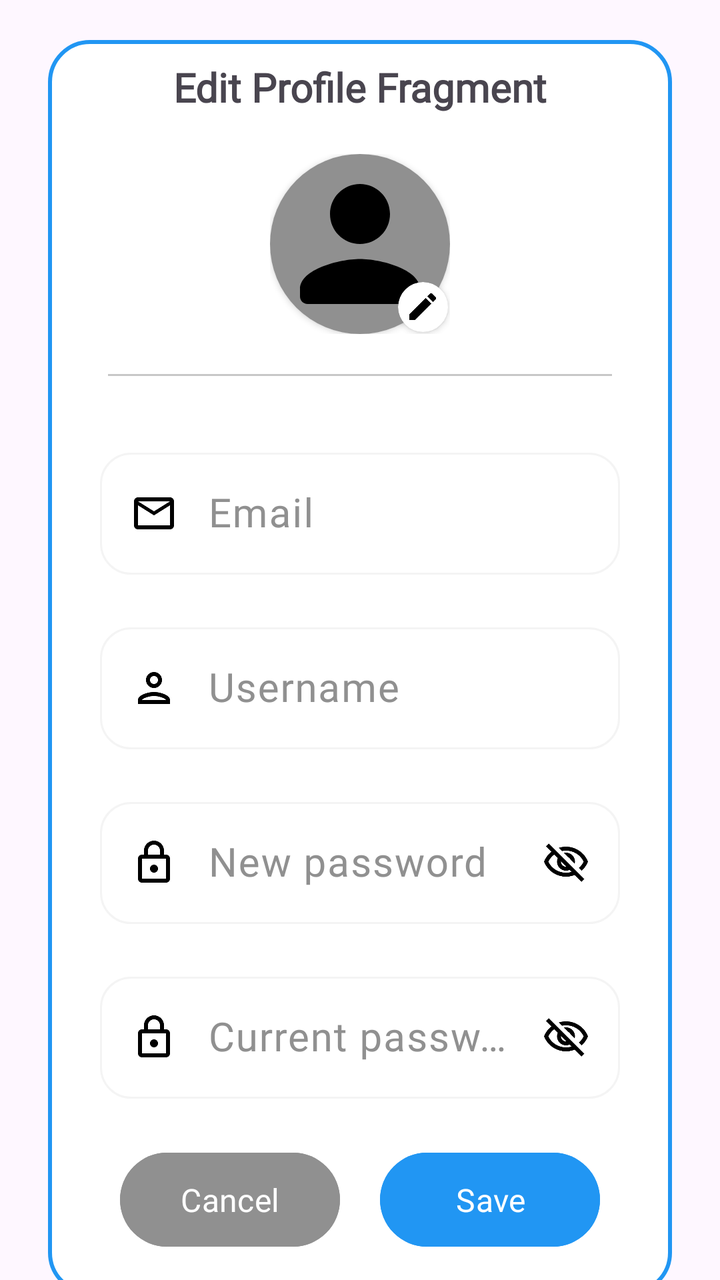
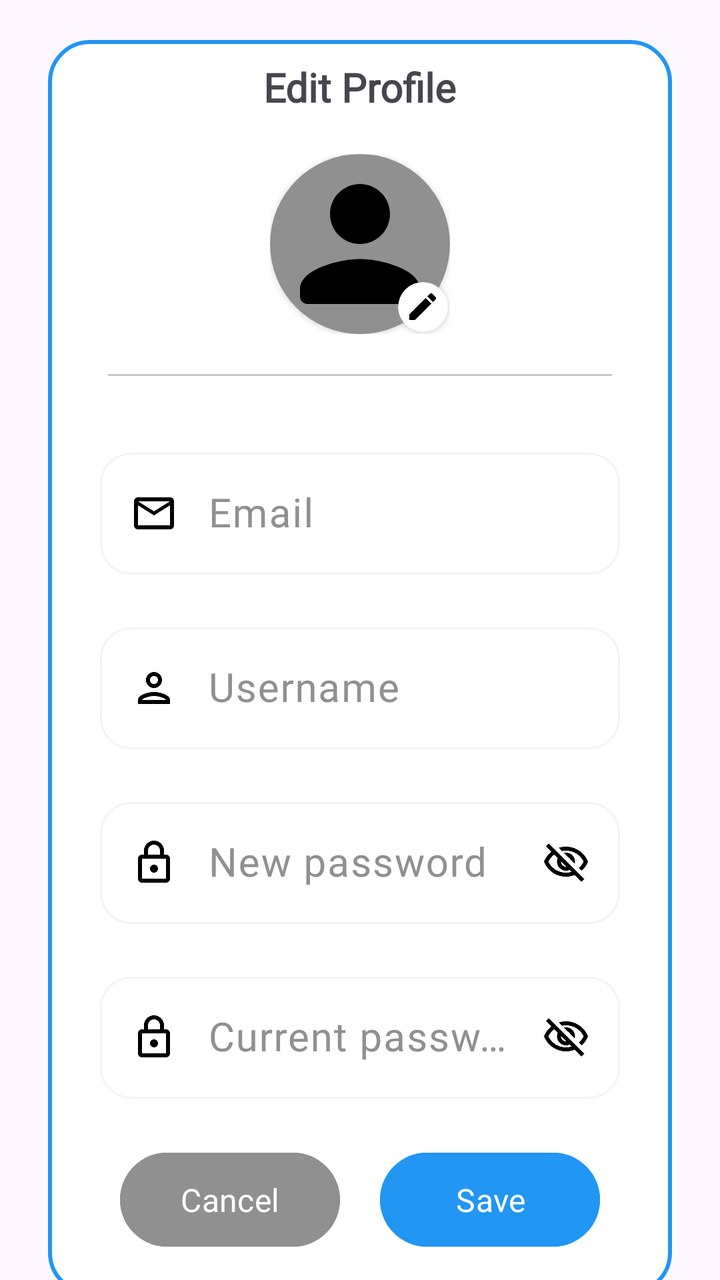

Compare the two renders of this Android layout. The source of the first and the diff that turns it into the second are given below.
<!-- AndroidManifest.xml: application theme Theme.StyleWIZ_vol2 -->
<!-- res/layout/fragment_edit_profile.xml -->
<?xml version="1.0" encoding="utf-8"?>
<androidx.constraintlayout.widget.ConstraintLayout xmlns:android="http://schemas.android.com/apk/res/android"
    xmlns:tools="http://schemas.android.com/tools"
    android:layout_width="match_parent"
    android:layout_height="match_parent"
    xmlns:app="http://schemas.android.com/apk/res-auto"
    tools:context=".EditProfileFragment">


    <LinearLayout
        android:id="@+id/linearLayout"
        android:layout_width="match_parent"
        android:layout_height="wrap_content"
        android:layout_marginStart="24dp"
        android:layout_marginTop="20dp"
        android:layout_marginEnd="24dp"
        android:background="@drawable/white_background"
        android:orientation="vertical"
        android:padding="10dp"
        app:layout_constraintEnd_toEndOf="parent"
        app:layout_constraintHorizontal_bias="1.0"
        app:layout_constraintStart_toStartOf="parent"
        app:layout_constraintTop_toTopOf="parent">

        <TextView
            android:id="@+id/textViewTitle"
            android:layout_width="wrap_content"
            android:layout_height="wrap_content"
            android:layout_gravity="center"
            android:fontFamily="@font/roboto"
            android:text="Edit Profile Fragment"
            android:textSize="20sp"
            android:textStyle="bold"
            app:layout_constraintEnd_toEndOf="parent"
            app:layout_constraintStart_toStartOf="parent"
            app:layout_constraintTop_toBottomOf="parent" />


        <FrameLayout
            android:layout_width="wrap_content"
            android:layout_height="wrap_content"
            android:layout_marginTop="20dp"
            android:layout_gravity="center">

            
            <androidx.cardview.widget.CardView
                android:id="@+id/profileImg"
                android:layout_width="90dp"
                android:layout_height="90dp"
                android:layout_gravity="center"
                app:cardCornerRadius="50dp">

                <ImageView
                    android:layout_width="match_parent"
                    android:layout_height="match_parent"
                    android:background="@color/gray"
                    android:src="@drawable/round_person_24" />

            </androidx.cardview.widget.CardView>

            <androidx.cardview.widget.CardView
                android:id="@+id/edit_image_icon"
                android:layout_width="25dp"
                android:layout_height="25dp"
                android:layout_gravity="bottom|end"
                android:layout_marginEnd="1dp"
                android:layout_marginBottom="1dp"
                app:cardCornerRadius="16dp"
                app:cardElevation="2dp">

                <ImageView
                    android:layout_width="18dp"
                    android:layout_height="18dp"
                    android:layout_gravity="center"
                    android:contentDescription="Edit Image Icon"
                    android:src="@drawable/round_edit_24" />
            </androidx.cardview.widget.CardView>

            
        </FrameLayout>


        <androidx.appcompat.widget.AppCompatImageView
            android:layout_width="match_parent"
            android:layout_height="1dp"
            android:layout_margin="20dp"
            android:alpha="0.5"
            android:background="@color/gray" />

        <LinearLayout
            android:layout_width="match_parent"
            android:layout_height="match_parent"
            android:layout_marginTop="5dp"
            android:layout_marginRight="8dp"
            android:layout_marginLeft="8dp"
            android:orientation="horizontal"
            android:padding="8dp">



            <com.google.android.material.textfield.TextInputLayout
                android:layout_width="match_parent"
                android:layout_height="wrap_content"
                android:hint="Email"
                android:textColorHint="@color/gray"
                app:hintAnimationEnabled="true">

                <com.google.android.material.textfield.TextInputEditText
                    android:id="@+id/editTextEmailEditProfile"
                    android:layout_width="match_parent"
                    android:layout_height="wrap_content"
                    android:background="@drawable/edittextshape"
                    android:drawableLeft="@drawable/outline_mail_outline_24"
                    android:drawablePadding="15sp"
                    android:ems="10"
                    android:fontFamily="@font/roboto"
                    android:textSize="20dp"
                    android:inputType="text"
                    android:paddingLeft="15sp"
                    android:paddingRight="15sp"
                    android:focusable="false"
                    android:focusableInTouchMode="false"
                    android:enabled="false" />
            </com.google.android.material.textfield.TextInputLayout>


        </LinearLayout>

        <LinearLayout
            android:layout_width="match_parent"
            android:layout_height="match_parent"
            android:layout_marginLeft="8dp"
            android:layout_marginTop="5dp"
            android:layout_marginRight="8dp"
            android:orientation="horizontal"
            android:padding="8dp">



            <com.google.android.material.textfield.TextInputLayout
                android:layout_width="match_parent"
                android:layout_height="wrap_content"
                android:hint="Username"
                android:textColorHint="@color/gray"
                app:hintAnimationEnabled="true">

                <com.google.android.material.textfield.TextInputEditText
                    android:id="@+id/editTextUsernameEditProfile"
                    android:layout_width="match_parent"
                    android:layout_height="wrap_content"
                    android:background="@drawable/edittextshape"
                    android:drawableLeft="@drawable/outline_person_24"
                    android:drawablePadding="15sp"
                    android:ems="10"
                    android:fontFamily="@font/roboto"
                    android:textSize="20dp"
                    android:inputType="text"
                    android:paddingLeft="15sp"
                    android:paddingRight="15sp" />
            </com.google.android.material.textfield.TextInputLayout>





        </LinearLayout>




        <LinearLayout
            android:layout_width="match_parent"
            android:layout_height="match_parent"
            android:layout_marginTop="5dp"
            android:layout_marginRight="8dp"
            android:layout_marginLeft="8dp"
            android:orientation="horizontal"
            android:padding="8dp">


            <com.google.android.material.textfield.TextInputLayout
                android:layout_width="match_parent"
                android:layout_height="wrap_content"
                android:hint="New password"
                android:textColorHint="@color/gray"
                app:hintAnimationEnabled="true">

                <com.google.android.material.textfield.TextInputEditText
                    android:id="@+id/editTextNewPasswordEditProfile"
                    android:layout_width="match_parent"
                    android:layout_height="wrap_content"
                    android:background="@drawable/edittextshape"
                    android:drawableLeft="@drawable/outline_lock_24"
                    android:drawableRight="@drawable/outline_visibility_off_24"
                    android:drawablePadding="15sp"
                    android:ems="10"
                    android:fontFamily="@font/roboto"
                    android:textSize="20dp"
                    android:inputType="textPassword"
                    android:paddingLeft="15sp"
                    android:paddingRight="15sp" />
            </com.google.android.material.textfield.TextInputLayout>


        </LinearLayout>


        <LinearLayout
            android:layout_width="match_parent"
            android:layout_height="match_parent"
            android:layout_marginTop="5dp"
            android:layout_marginRight="8dp"
            android:layout_marginLeft="8dp"
            android:orientation="horizontal"
            android:padding="8dp">


            <com.google.android.material.textfield.TextInputLayout
                android:layout_width="match_parent"
                android:layout_height="wrap_content"
                android:hint="Current password"
                android:textColorHint="@color/gray"
                app:hintAnimationEnabled="true">

                <com.google.android.material.textfield.TextInputEditText
                    android:id="@+id/editTextPasswordEditProfile"
                    android:layout_width="match_parent"
                    android:layout_height="wrap_content"
                    android:background="@drawable/edittextshape"
                    android:drawableLeft="@drawable/outline_lock_24"
                    android:drawableRight="@drawable/outline_visibility_off_24"
                    android:drawablePadding="15sp"
                    android:ems="10"
                    android:fontFamily="@font/roboto"
                    android:textSize="20dp"
                    android:inputType="textPassword"
                    android:paddingLeft="15sp"
                    android:paddingRight="15sp" />
            </com.google.android.material.textfield.TextInputLayout>


        </LinearLayout>




        <LinearLayout
            android:layout_width="match_parent"
            android:layout_height="match_parent"
            android:orientation="horizontal"
            android:layout_marginTop="5dp"
            android:gravity="center_horizontal">


                <Button
                    android:id="@+id/cancel_button"
                    android:layout_width="110dp"
                    android:layout_height="55dp"
                    android:layout_margin="10dp"
                    android:backgroundTint="@color/gray"
                    android:fontFamily="@font/roboto"
                    android:text="Cancel"
                    android:textColor="#FFFFFF"
                    android:textSize="16sp" />



                <Button
                    android:id="@+id/save_button"
                    android:layout_width="110dp"
                    android:layout_height="55dp"
                    android:layout_margin="10dp"
                    android:backgroundTint="@color/blue"
                    android:fontFamily="@font/roboto"
                    android:text="Save"
                    android:textColor="#FFFFFF"
                    android:textSize="16sp" />



        </LinearLayout>


    </LinearLayout>

</androidx.constraintlayout.widget.ConstraintLayout>
<!-- resources referenced by this layout -->
<resources>
  <color name="blue">#2196F3</color>
  <color name="gray">#909090</color>
  <!-- drawable edittextshape (drawable) -->
  <?xml version="1.0" encoding="utf-8"?>
  <shape xmlns:android="http://schemas.android.com/apk/res/android">
      <solid android:color="@color/white"/>
      <corners android:radius="15dp"/>
      <stroke android:color="#f4f4f4" android:width="1dp"/>
  </shape>
  <!-- drawable outline_lock_24 (drawable) -->
  <vector android:height="24dp" android:tint="#000000"
      android:viewportHeight="24" android:viewportWidth="24"
      android:width="24dp" xmlns:android="http://schemas.android.com/apk/res/android">
      <path android:fillColor="@android:color/white" android:pathData="M18,8h-1L17,6c0,-2.76 -2.24,-5 -5,-5S7,3.24 7,6v2L6,8c-1.1,0 -2,0.9 -2,2v10c0,1.1 0.9,2 2,2h12c1.1,0 2,-0.9 2,-2L20,10c0,-1.1 -0.9,-2 -2,-2zM9,6c0,-1.66 1.34,-3 3,-3s3,1.34 3,3v2L9,8L9,6zM18,20L6,20L6,10h12v10zM12,17c1.1,0 2,-0.9 2,-2s-0.9,-2 -2,-2 -2,0.9 -2,2 0.9,2 2,2z"/>
  </vector>
  <!-- drawable outline_mail_outline_24 (drawable) -->
  <vector android:height="24dp" android:tint="#000000"
      android:viewportHeight="24" android:viewportWidth="24"
      android:width="24dp" xmlns:android="http://schemas.android.com/apk/res/android">
      <path android:fillColor="@android:color/white" android:pathData="M20,4L4,4c-1.1,0 -1.99,0.9 -1.99,2L2,18c0,1.1 0.9,2 2,2h16c1.1,0 2,-0.9 2,-2L22,6c0,-1.1 -0.9,-2 -2,-2zM20,18L4,18L4,8l8,5 8,-5v10zM12,11L4,6h16l-8,5z"/>
  </vector>
  <!-- drawable outline_person_24 (drawable) -->
  <vector android:height="24dp" android:tint="#000000"
      android:viewportHeight="24" android:viewportWidth="24"
      android:width="24dp" xmlns:android="http://schemas.android.com/apk/res/android">
      <path android:fillColor="@android:color/white" android:pathData="M12,6c1.1,0 2,0.9 2,2s-0.9,2 -2,2 -2,-0.9 -2,-2 0.9,-2 2,-2m0,10c2.7,0 5.8,1.29 6,2L6,18c0.23,-0.72 3.31,-2 6,-2m0,-12C9.79,4 8,5.79 8,8s1.79,4 4,4 4,-1.79 4,-4 -1.79,-4 -4,-4zM12,14c-2.67,0 -8,1.34 -8,4v2h16v-2c0,-2.66 -5.33,-4 -8,-4z"/>
  </vector>
  <!-- drawable round_edit_24 (drawable) -->
  <vector android:height="24dp" android:tint="#000000"
      android:viewportHeight="24" android:viewportWidth="24"
      android:width="24dp" xmlns:android="http://schemas.android.com/apk/res/android">
      <path android:fillColor="@android:color/white" android:pathData="M3,17.46v3.04c0,0.28 0.22,0.5 0.5,0.5h3.04c0.13,0 0.26,-0.05 0.35,-0.15L17.81,9.94l-3.75,-3.75L3.15,17.1c-0.1,0.1 -0.15,0.22 -0.15,0.36zM20.71,7.04c0.39,-0.39 0.39,-1.02 0,-1.41l-2.34,-2.34c-0.39,-0.39 -1.02,-0.39 -1.41,0l-1.83,1.83 3.75,3.75 1.83,-1.83z"/>
  </vector>
  <!-- drawable round_person_24 (drawable) -->
  <vector android:height="24dp" android:tint="#000000"
      android:viewportHeight="24" android:viewportWidth="24"
      android:width="24dp" xmlns:android="http://schemas.android.com/apk/res/android">
      <path android:fillColor="@android:color/white" android:pathData="M12,12c2.21,0 4,-1.79 4,-4s-1.79,-4 -4,-4 -4,1.79 -4,4 1.79,4 4,4zM12,14c-2.67,0 -8,1.34 -8,4v1c0,0.55 0.45,1 1,1h14c0.55,0 1,-0.45 1,-1v-1c0,-2.66 -5.33,-4 -8,-4z"/>
  </vector>
  <!-- drawable white_background (drawable) -->
  <?xml version="1.0" encoding="utf-8"?>
  <selector xmlns:android="http://schemas.android.com/apk/res/android">
      <item>
  
          <shape
              android:shape="rectangle">
  
              <solid
                  android:color="@color/white"/>
  
              <corners
                  android:radius="20dp"/>
  
              <stroke
                  android:width="2dp"
                  android:color="@color/blue"/>
  
          </shape>
  
      </item>
  
  </selector>
  <style name="Theme.StyleWIZ_vol2" parent="Base.Theme.StyleWIZ_vol2" />
  <color name="white">#FFFFFFFF</color>
  <style name="Base.Theme.StyleWIZ_vol2" parent="Theme.Material3.DayNight.NoActionBar">
          
          
      </style>
  <!-- unchanged entries left out for length: 1 -->
</resources>

<!-- the commit's change to res/layout/fragment_edit_profile.xml (unified diff, before → after) -->
@@ -28,7 +28,7 @@
             android:layout_height="wrap_content"
             android:layout_gravity="center"
             android:fontFamily="@font/roboto"
-            android:text="Edit Profile Fragment"
+            android:text="Edit Profile"
             android:textSize="20sp"
             android:textStyle="bold"
             app:layout_constraintEnd_toEndOf="parent"
